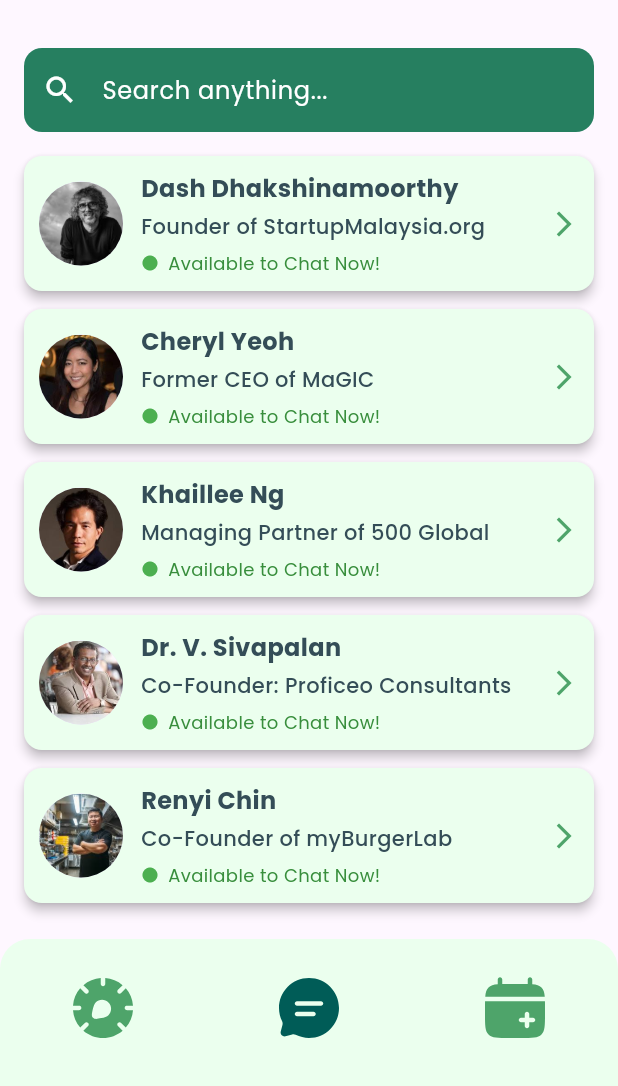
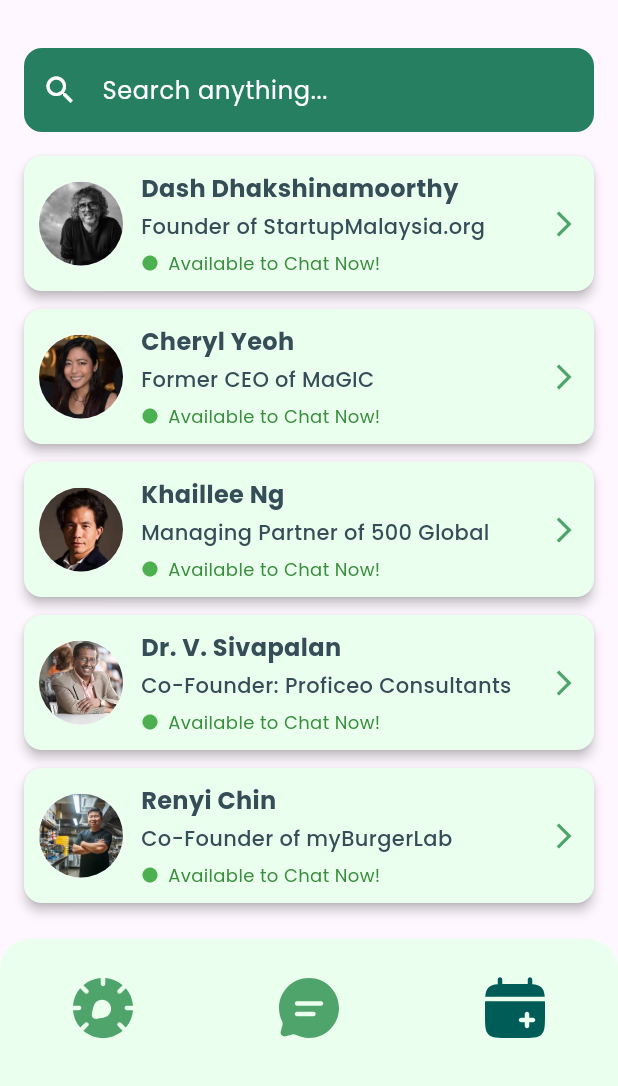
Before and after one commit to vanness-liu/StartSmart, a Flutter app: the MainScreen screen opened by its route, item 3 of the bottom bar chosen, on a phone screen of 412 x 824 dp, the part 150-1236 px from its top. Run offline on Flutter 3.47's test engine with Material 3 defaults, Android fonts, the phone set to English and light mode, and no system bars; our stand-ins replace cloud_firestore, firebase_auth, firebase_core, flutter_svg, percent_indicator, shared_preferences; accounts and stored records are empty.

Commit message:
frontend error

```diff
--- a/frontend/lib/main.dart
+++ b/frontend/lib/main.dart
@@ -174,7 +174,7 @@
               icon: SvgPicture.asset(
                 'assets/icons/chat.svg',
                 color:
-                    selectedIndex == 2 ? Color(0xFF005C57) : Color(0xFF4EA46A),
+                    selectedIndex == 1 ? Color(0xFF005C57) : Color(0xFF4EA46A),
               ),
               label: '',
             ),
@@ -182,7 +182,7 @@
               icon: SvgPicture.asset(
                 'assets/icons/calendar.svg',
                 color:
-                    selectedIndex == 3 ? Color(0xFF005C57) : Color(0xFF4EA46A),
+                    selectedIndex == 2 ? Color(0xFF005C57) : Color(0xFF4EA46A),
               ),
               label: '',
             ),
```
